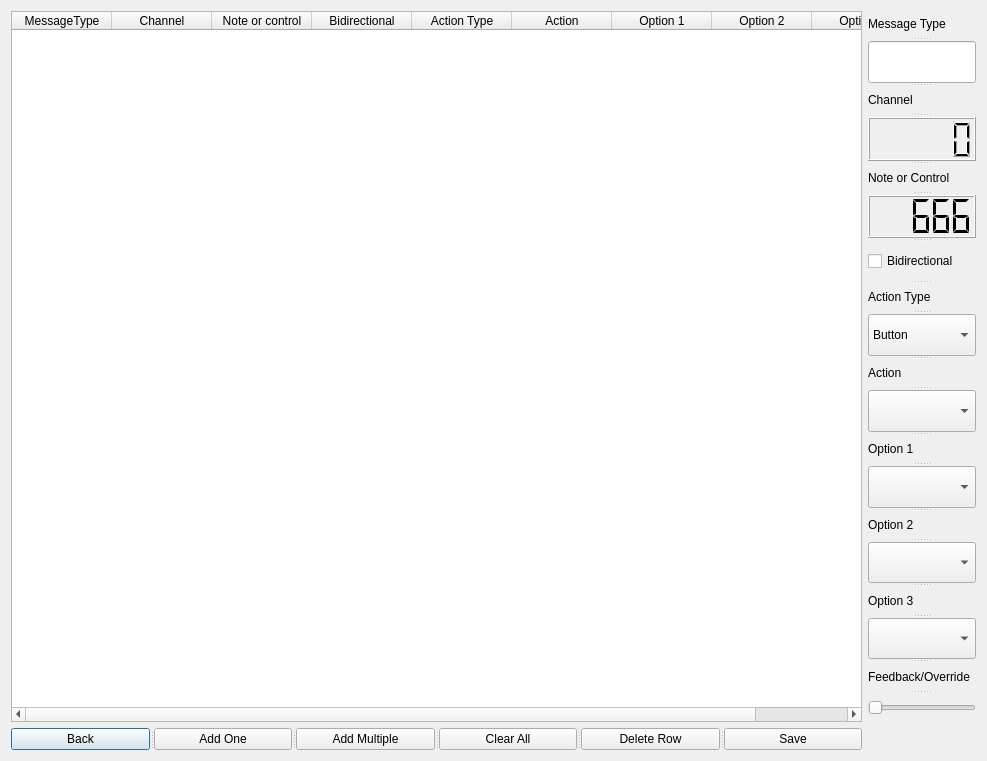
Alzy/obs-midi, file src/forms/configwindow.ui: the form before one commit.
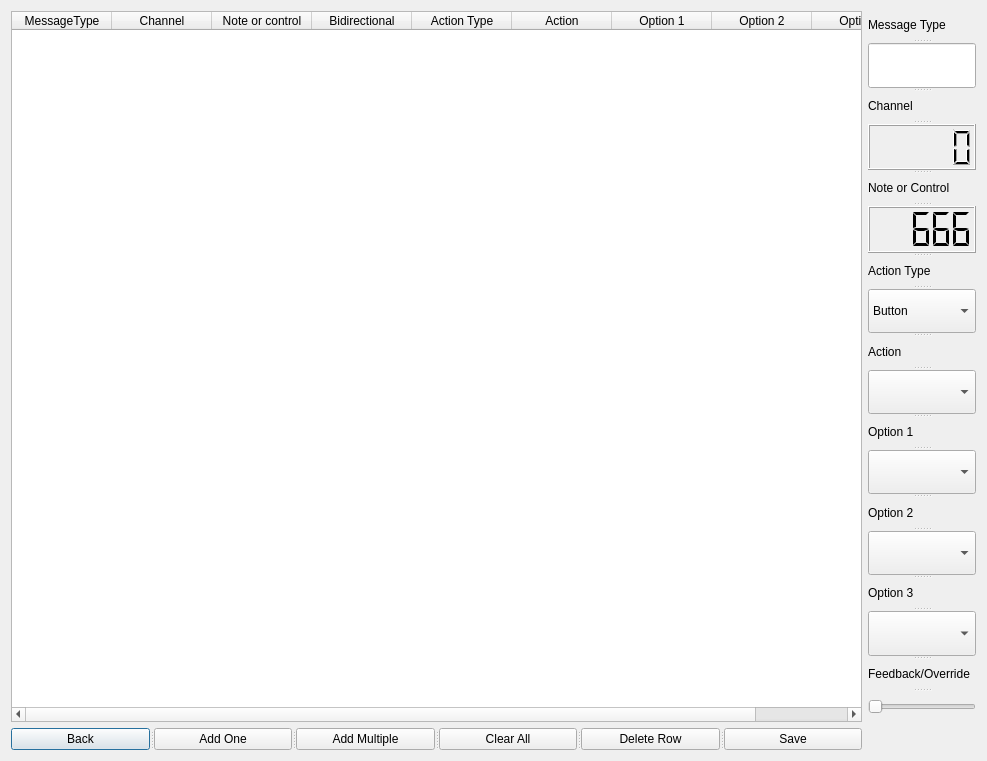
The form after the commit.

Commit message: Remove Bidirectional from the UI

```diff
--- a/src/forms/configwindow.ui
+++ b/src/forms/configwindow.ui
@@ -142,17 +142,6 @@
        <number>666</number>
       </property>
      </widget>
-     <widget class="QCheckBox" name="checkBox">
-      <property name="sizePolicy">
-       <sizepolicy hsizetype="MinimumExpanding" vsizetype="Preferred">
-        <horstretch>0</horstretch>
-        <verstretch>0</verstretch>
-       </sizepolicy>
-      </property>
-      <property name="text">
-       <string>Bidirectional</string>
-      </property>
-     </widget>
      <widget class="QLabel" name="label_4">
       <property name="sizePolicy">
        <sizepolicy hsizetype="MinimumExpanding" vsizetype="Preferred">
```
